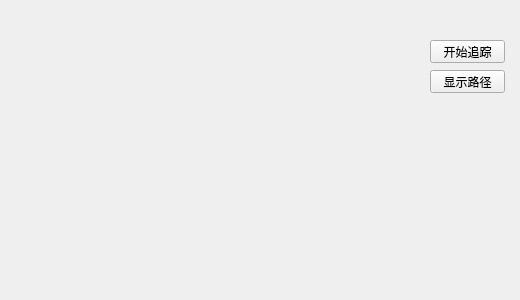
Qt form mainwindow.ui (Imrono/locAlgrithom) before a commit.
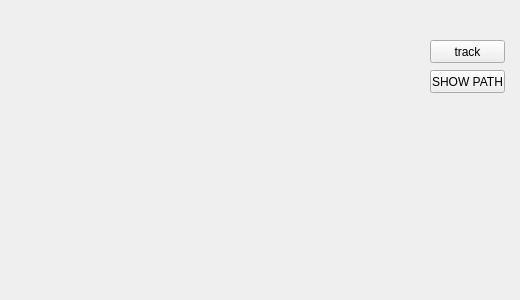
The same form after that commit.

Commit message: detail the kalman formular

What changed in the file:
```diff
--- a/mainwindow.ui
+++ b/mainwindow.ui
@@ -24,7 +24,7 @@
      </rect>
     </property>
     <property name="text">
-     <string>显示路径</string>
+     <string>SHOW PATH</string>
     </property>
    </widget>
    <widget class="QPushButton" name="beginTrack">
@@ -37,7 +37,7 @@
      </rect>
     </property>
     <property name="text">
-     <string>开始追踪</string>
+     <string>track</string>
     </property>
    </widget>
    <widget class="QWidget" name="canvas" native="true">
```
The commit also changes 2 other files.
